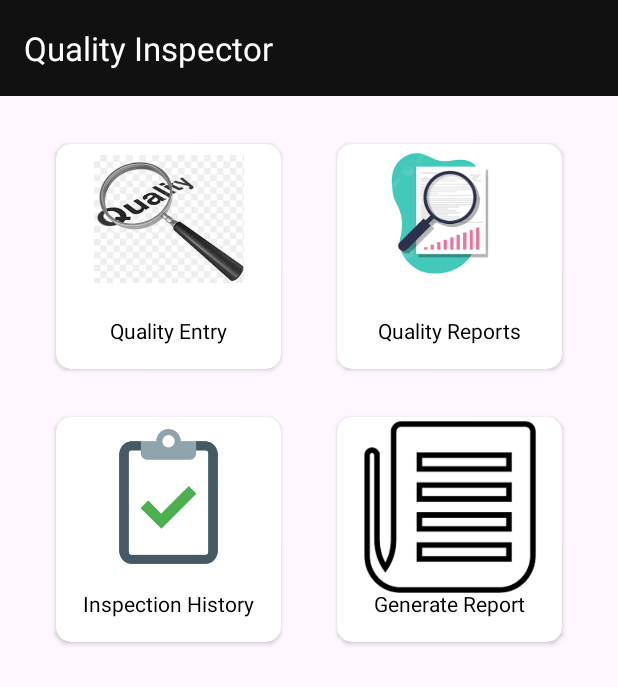
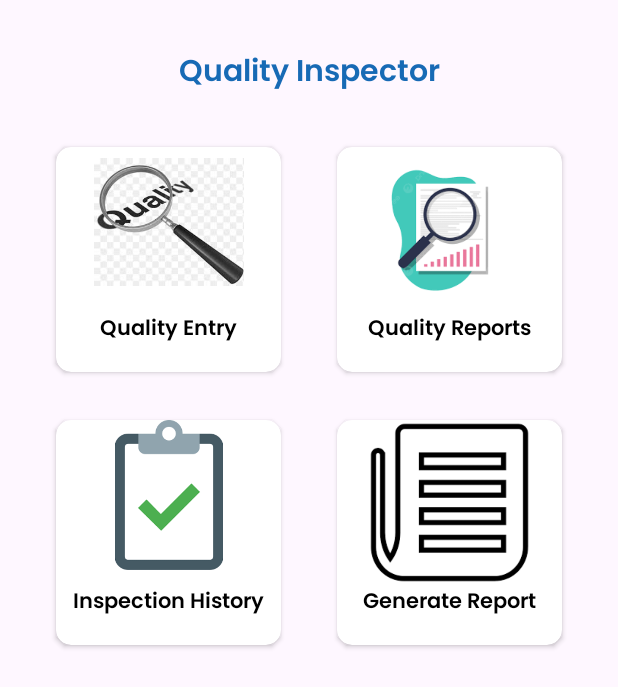
Before and after one commit to umarfarid8/Sarghodha_PC, an Android app: the layout fragment_quality__dashboard_.xml on its own in the app's theme, with its tools: preview values and no code run, on a phone screen of 412 x 824 dp. Shown: the top 687 px of the screen. Run offline under Robolectric (Android 15) with nearby library versions, the light colour scheme and no system bars.

Commit message:
make few changes in all dashboard

```diff
--- a/app/src/main/res/layout/fragment_quality__dashboard_.xml
+++ b/app/src/main/res/layout/fragment_quality__dashboard_.xml
@@ -1,39 +1,37 @@
 <?xml version="1.0" encoding="utf-8"?>
-<androidx.coordinatorlayout.widget.CoordinatorLayout
-    xmlns:android="http://schemas.android.com/apk/res/android"
+<FrameLayout xmlns:android="http://schemas.android.com/apk/res/android"
     xmlns:app="http://schemas.android.com/apk/res-auto"
+    xmlns:tools="http://schemas.android.com/tools"
     android:layout_width="match_parent"
-    android:layout_height="match_parent">
+    android:layout_height="match_parent"
+    tools:context=".UI.Fragments.Quality_Dashboard_Fragment">
 
-    <!-- AppBarLayout with Toolbar -->
-    <com.google.android.material.appbar.AppBarLayout
-        android:layout_width="match_parent"
-        android:layout_height="wrap_content"
-        android:theme="@style/ThemeOverlay.AppCompat.Dark.ActionBar">
-
-        <androidx.appcompat.widget.Toolbar
-            android:id="@+id/toolbar"
-            android:layout_width="match_parent"
-            android:layout_height="?attr/actionBarSize"
-            android:background="@color/theme_color"
-            app:title="Quality Inspector"
-            app:titleTextColor="@android:color/white" />
-    </com.google.android.material.appbar.AppBarLayout>
-
-    <!-- NestedScrollView wrapping the content -->
     <androidx.core.widget.NestedScrollView
         android:layout_width="match_parent"
         android:layout_height="match_parent"
-        android:fillViewport="true"
-        app:layout_behavior="@string/appbar_scrolling_view_behavior">
+        android:fillViewport="true">
 
-        <!-- Main Content Layout -->
         <androidx.constraintlayout.widget.ConstraintLayout
-            android:id="@+id/constraintLayout_quality"
             android:layout_width="match_parent"
-            android:layout_height="wrap_content">
+            android:layout_height="wrap_content"
+            android:paddingBottom="16dp">
 
-            <!-- First Row -->
+            <!-- Title -->
+            <TextView
+                android:id="@+id/textView2"
+                android:layout_width="wrap_content"
+                android:layout_height="wrap_content"
+                android:layout_marginTop="32dp"
+                android:fontFamily="@font/poppins_semibold"
+                android:text="Quality Inspector"
+                android:textColor="#176AB5"
+                android:textSize="20sp"
+                android:textStyle="bold"
+                app:layout_constraintEnd_toEndOf="parent"
+                app:layout_constraintStart_toStartOf="parent"
+                app:layout_constraintTop_toTopOf="parent" />
+
+            <!-- Row 1: Quality Entry & Quality Reports -->
             <androidx.cardview.widget.CardView
                 android:id="@+id/cardView_quality_entry"
                 android:layout_width="150dp"
@@ -41,8 +39,9 @@
                 android:layout_marginTop="32dp"
                 app:cardCornerRadius="10dp"
                 app:layout_constraintEnd_toStartOf="@+id/cardView_quality_reports"
+                app:layout_constraintHorizontal_bias="0.5"
                 app:layout_constraintStart_toStartOf="parent"
-                app:layout_constraintTop_toTopOf="parent">
+                app:layout_constraintTop_toBottomOf="@+id/textView2">
 
                 <androidx.constraintlayout.widget.ConstraintLayout
                     android:layout_width="match_parent"
@@ -62,6 +61,7 @@
                         android:layout_width="wrap_content"
                         android:layout_height="wrap_content"
                         android:layout_marginBottom="16dp"
+                        android:fontFamily="@font/poppins_semibold"
                         android:text="Quality Entry"
                         android:textColor="#000000"
                         android:textSize="14sp"
@@ -75,11 +75,11 @@
                 android:id="@+id/cardView_quality_reports"
                 android:layout_width="150dp"
                 android:layout_height="150dp"
-                android:layout_marginTop="32dp"
                 app:cardCornerRadius="10dp"
                 app:layout_constraintEnd_toEndOf="parent"
+                app:layout_constraintHorizontal_bias="0.5"
                 app:layout_constraintStart_toEndOf="@+id/cardView_quality_entry"
-                app:layout_constraintTop_toTopOf="parent">
+                app:layout_constraintTop_toTopOf="@+id/cardView_quality_entry">
 
                 <androidx.constraintlayout.widget.ConstraintLayout
                     android:layout_width="match_parent"
@@ -89,7 +89,6 @@
                         android:id="@+id/imageView_quality_reports"
                         android:layout_width="110dp"
                         android:layout_height="110dp"
-                        android:layout_marginTop="-10dp"
                         android:src="@drawable/quality_reports"
                         app:layout_constraintEnd_toEndOf="parent"
                         app:layout_constraintStart_toStartOf="parent"
@@ -100,6 +99,7 @@
                         android:layout_width="wrap_content"
                         android:layout_height="wrap_content"
                         android:layout_marginBottom="16dp"
+                        android:fontFamily="@font/poppins_semibold"
                         android:text="Quality Reports"
                         android:textColor="#000000"
                         android:textSize="14sp"
@@ -109,7 +109,7 @@
                 </androidx.constraintlayout.widget.ConstraintLayout>
             </androidx.cardview.widget.CardView>
 
-            <!-- Second Row -->
+            <!-- Row 2: Inspection History & Generate Report -->
             <androidx.cardview.widget.CardView
                 android:id="@+id/cardView_inspection_history"
                 android:layout_width="150dp"
@@ -117,6 +117,7 @@
                 android:layout_marginTop="32dp"
                 app:cardCornerRadius="10dp"
                 app:layout_constraintEnd_toStartOf="@+id/cardView_generate_report"
+                app:layout_constraintHorizontal_bias="0.5"
                 app:layout_constraintStart_toStartOf="parent"
                 app:layout_constraintTop_toBottomOf="@+id/cardView_quality_entry">
 
@@ -126,9 +127,8 @@
 
                     <ImageView
                         android:id="@+id/imageView_inspection_history"
-                        android:layout_width="90dp"
-                        android:layout_height="90dp"
-                        android:layout_marginTop="8dp"
+                        android:layout_width="100dp"
+                        android:layout_height="100dp"
                         android:src="@drawable/inspection_history"
                         app:layout_constraintEnd_toEndOf="parent"
                         app:layout_constraintStart_toStartOf="parent"
@@ -139,6 +139,7 @@
                         android:layout_width="wrap_content"
                         android:layout_height="wrap_content"
                         android:layout_marginBottom="16dp"
+                        android:fontFamily="@font/poppins_semibold"
                         android:text="Inspection History"
                         android:textColor="#000000"
                         android:textSize="14sp"
@@ -152,11 +153,11 @@
                 android:id="@+id/cardView_generate_report"
                 android:layout_width="150dp"
                 android:layout_height="150dp"
-                android:layout_marginTop="32dp"
                 app:cardCornerRadius="10dp"
                 app:layout_constraintEnd_toEndOf="parent"
+                app:layout_constraintHorizontal_bias="0.5"
                 app:layout_constraintStart_toEndOf="@+id/cardView_inspection_history"
-                app:layout_constraintTop_toBottomOf="@+id/cardView_quality_reports">
+                app:layout_constraintTop_toTopOf="@+id/cardView_inspection_history">
 
                 <androidx.constraintlayout.widget.ConstraintLayout
                     android:layout_width="match_parent"
@@ -164,8 +165,8 @@
 
                     <ImageView
                         android:id="@+id/imageView_generate_report"
-                        android:layout_width="120dp"
-                        android:layout_height="120dp"
+                        android:layout_width="110dp"
+                        android:layout_height="110dp"
                         android:src="@drawable/generate_report"
                         app:layout_constraintEnd_toEndOf="parent"
                         app:layout_constraintStart_toStartOf="parent"
@@ -176,6 +177,7 @@
                         android:layout_width="wrap_content"
                         android:layout_height="wrap_content"
                         android:layout_marginBottom="16dp"
+                        android:fontFamily="@font/poppins_semibold"
                         android:text="Generate Report"
                         android:textColor="#000000"
                         android:textSize="14sp"
@@ -189,4 +191,4 @@
 
     </androidx.core.widget.NestedScrollView>
 
-</androidx.coordinatorlayout.widget.CoordinatorLayout>
+</FrameLayout>
```
Also changed, not shown: app/src/main/java/com/UZdevelopers/sarghodhapc/UI/Activities/MainActivity.kt (+14 -0 lines), app/src/main/res/layout/activity_main.xml (+7 -6 lines), app/src/main/res/layout/fragment_assistant__dashboard_.xml (+25 -37 lines), app/src/main/res/layout/fragment_unloading__dashboard.xml (+22 -26 lines), app/src/main/res/layout/fragment_weightment__dashboard_.xml (+29 -27 lines).
